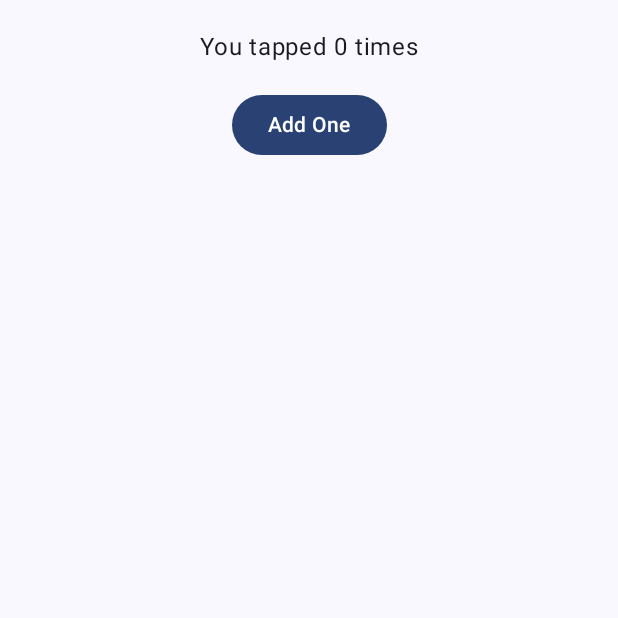
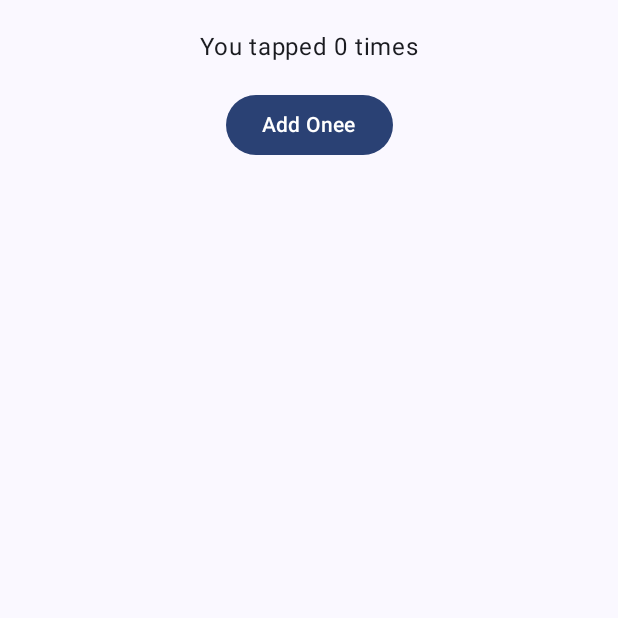
Before and after one commit to Ianisraelxd/HelloGit, an Android app built with Jetpack Compose: the screen it shows after launch (MainActivity), on a phone screen of 412 x 824 dp, the part 562-1180 px from its top. Run offline under Robolectric (Android 15) with nearby library versions, the phone set to English and light mode, and no system bars.

Commit message:
Rename counter button to Add one

```diff
--- a/app/src/main/java/com/example/hellogit/MainActivity.kt
+++ b/app/src/main/java/com/example/hellogit/MainActivity.kt
@@ -48,7 +48,7 @@ fun CounterScreen(modifier: Modifier = Modifier) {
         Text("You tapped $count times")
         Spacer(Modifier.height(16.dp))
         Button(onClick = { count++ }) {
-            Text("Add One")
+            Text("Add Onee")
         }
     }
 }
```
